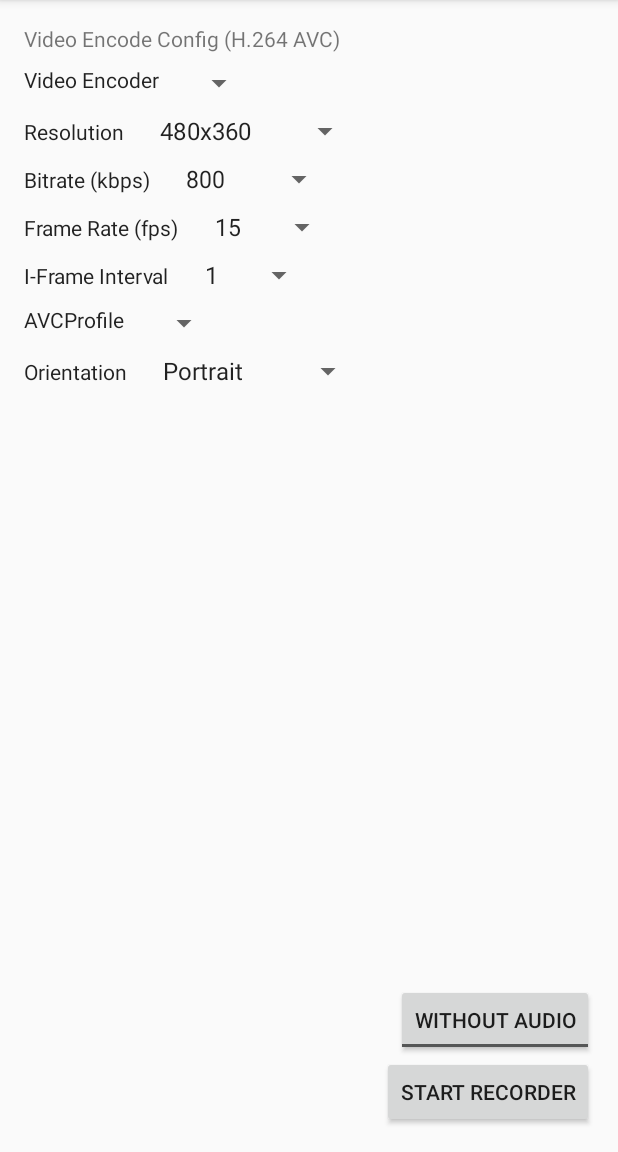
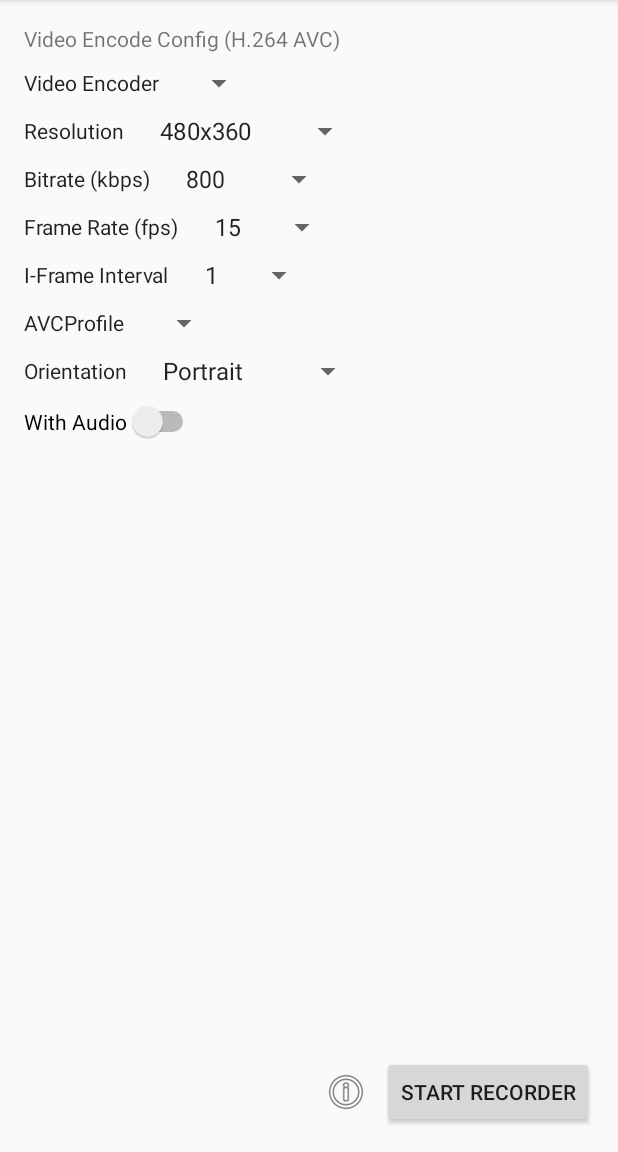
Before and after one commit to microsoft/HydraLab, an Android app: the screen it shows after launch (MainActivity), after a tap on "START RECORDER", on a phone screen of 412 x 824 dp, the part 84-1236 px from its top. Run offline under Robolectric (Android 15) with nearby library versions, the phone set to English and light mode, and no system bars; libraries missing offline, so code that uses them is left out: com.microsoft.appcenter; 2 statements that could not run were skipped; 1 other tap on this screen came first.

Commit message:
Merge branch 'main' into yuxihu/update-gif

```diff
--- a/android_client/app/src/main/java/com/microsoft/hydralab/android/client/MainActivity.java
+++ b/android_client/app/src/main/java/com/microsoft/hydralab/android/client/MainActivity.java
@@ -32,9 +32,10 @@ import android.util.Range;
 import android.view.View;
 import android.widget.ArrayAdapter;
 import android.widget.Button;
+import android.widget.ImageView;
 import android.widget.SpinnerAdapter;
+import android.widget.Switch;
 import android.widget.Toast;
-import android.widget.ToggleButton;
 
 import com.microsoft.hydralab.android.client.view.NamedSpinner;
 
@@ -61,7 +62,9 @@ public class MainActivity extends Activity {
     // members below will be initialized in onCreate()
     private MediaProjectionManager mMediaProjectionManager;
     private Button mButton;
-    private ToggleButton mAudioToggle;
+    private Switch mAudioSwitch;
+    private ImageView mPlaceHolderView;
+    private View mSettingsView;
     private NamedSpinner mVieoResolution;
     private NamedSpinner mVideoFramerate;
     private NamedSpinner mIFrameInterval;
@@ -130,9 +133,9 @@ public class MainActivity extends Activity {
             mAudioCodec.setAdapter(codecsAdapter);
             restoreSelections(mAudioCodec, mAudioChannelCount);
         });
-        mAudioToggle.setChecked(
+        mAudioSwitch.setChecked(
                 PreferenceManager.getDefaultSharedPreferences(getApplicationContext())
-                        .getBoolean(getResources().getResourceEntryName(mAudioToggle.getId()), false));
+                        .getBoolean(getResources().getResourceEntryName(mAudioSwitch.getId()), false));
     }
 
     @Override
@@ -287,7 +290,7 @@ public class MainActivity extends Activity {
 
 
     private AudioEncodeConfig createAudioConfig() {
-        if (!mAudioToggle.isChecked()) return null;
+        if (!mAudioSwitch.isChecked()) return null;
         String codec = getSelectedAudioCodec();
         if (codec == null) {
             return null;
@@ -353,6 +356,11 @@ public class MainActivity extends Activity {
         mButton.setEnabled(false);
         mButton.setOnClickListener(this::onButtonClick);
 
+        ImageView mDebugIcon = findViewById(R.id.debug_icon);
+        mDebugIcon.setOnClickListener(this::onDebugIconClick);
+        mSettingsView = findViewById(R.id.media_format_chooser);
+        mPlaceHolderView = findViewById(R.id.place_holder);
+
         mVideoCodec = findViewById(R.id.video_codec);
         mVieoResolution = findViewById(R.id.resolution);
         mVideoFramerate = findViewById(R.id.framerate);
@@ -367,8 +375,8 @@ public class MainActivity extends Activity {
         mAudioProfile = findViewById(R.id.aac_profile);
         mAudioChannelCount = findViewById(R.id.audio_channel_count);
 
-        mAudioToggle = findViewById(R.id.with_audio);
-        mAudioToggle.setOnCheckedChangeListener((buttonView, isChecked) ->
+        mAudioSwitch = findViewById(R.id.with_audio);
+        mAudioSwitch.setOnCheckedChangeListener((buttonView, isChecked) ->
                 findViewById(R.id.audio_format_chooser)
                         .setVisibility(isChecked ? View.VISIBLE : View.GONE)
         );
@@ -409,6 +417,12 @@ public class MainActivity extends Activity {
         }
     }
 
+    private void onDebugIconClick(View v) {
+        // if this icon is clicked, display or hide mSettingsView
+        mSettingsView.setVisibility(mSettingsView.getVisibility() == View.VISIBLE ? View.GONE : View.VISIBLE);
+        mPlaceHolderView.setVisibility(mPlaceHolderView.getVisibility() == View.VISIBLE ? View.GONE : View.VISIBLE);
+    }
+
 
     private void cancelRecorder() {
         Toast.makeText(this, getString(R.string.permission_denied_screen_recorder_cancel), Toast.LENGTH_SHORT).show();
@@ -417,7 +431,7 @@ public class MainActivity extends Activity {
 
     @TargetApi(M)
     private void requestPermissions() {
-        String[] permissions = mAudioToggle.isChecked()
+        String[] permissions = mAudioSwitch.isChecked()
                 ? new String[]{WRITE_EXTERNAL_STORAGE, RECORD_AUDIO}
                 : new String[]{WRITE_EXTERNAL_STORAGE};
         boolean showRationale = false;
@@ -441,7 +455,7 @@ public class MainActivity extends Activity {
     private boolean hasPermissions() {
         PackageManager pm = getPackageManager();
         String packageName = getPackageName();
-        int granted = (mAudioToggle.isChecked() ? pm.checkPermission(RECORD_AUDIO, packageName) : PackageManager.PERMISSION_GRANTED)
+        int granted = (mAudioSwitch.isChecked() ? pm.checkPermission(RECORD_AUDIO, packageName) : PackageManager.PERMISSION_GRANTED)
                 | pm.checkPermission(WRITE_EXTERNAL_STORAGE, packageName);
         return granted == PackageManager.PERMISSION_GRANTED;
     }
@@ -842,7 +856,7 @@ public class MainActivity extends Activity {
         }) {
             saveSelectionToPreferences(edit, spinner);
         }
-        edit.putBoolean(getResources().getResourceEntryName(mAudioToggle.getId()), mAudioToggle.isChecked());
+        edit.putBoolean(getResources().getResourceEntryName(mAudioSwitch.getId()), mAudioSwitch.isChecked());
         edit.apply();
     }
 
--- a/android_client/app/src/main/java/com/microsoft/hydralab/android/client/view/NamedSpinner.java
+++ b/android_client/app/src/main/java/com/microsoft/hydralab/android/client/view/NamedSpinner.java
@@ -6,10 +6,12 @@ import android.content.Context;
 import android.content.res.TypedArray;
 import android.util.AttributeSet;
 import android.util.TypedValue;
+import android.view.Gravity;
 import android.view.View;
 import android.widget.AdapterView;
 import android.widget.ArrayAdapter;
 import android.widget.LinearLayout;
+import android.widget.RelativeLayout;
 import android.widget.Spinner;
 import android.widget.SpinnerAdapter;
 import android.widget.TextView;
@@ -62,11 +64,18 @@ public class NamedSpinner extends LinearLayout {
         CharSequence title = a.getText(R.styleable.NamedSpinner_android_name);
         mTitleView.setTextAppearance(context, textAppearance);
         setName(title);
-        LayoutParams titleParams = generateDefaultLayoutParams();
+        LinearLayout.LayoutParams titleParams = generateDefaultLayoutParams();
         float _16 = TypedValue.applyDimension(TypedValue.COMPLEX_UNIT_DIP, 16f, context.getResources().getDisplayMetrics());
         titleParams.setMarginEnd(Math.round(_16));
+        titleParams.gravity = Gravity.CENTER_VERTICAL;
         addViewInLayout(mTitleView, -1, titleParams, true);
-        addViewInLayout(mSpinner, -1, generateDefaultLayoutParams(), true);
+
+        LinearLayout.LayoutParams spinnerParams = new LinearLayout.LayoutParams(
+                RelativeLayout.LayoutParams.WRAP_CONTENT,
+                RelativeLayout.LayoutParams.WRAP_CONTENT
+        );
+        spinnerParams.gravity = Gravity.CENTER_VERTICAL;
+        addViewInLayout(mSpinner, -1, spinnerParams, true);
 
         a.recycle();
     }
--- a/android_client/app/src/main/res/layout/activity_main.xml
+++ b/android_client/app/src/main/res/layout/activity_main.xml
@@ -9,11 +9,11 @@
 
     <ScrollView
         android:layout_width="match_parent"
-        android:layout_height="wrap_content">
-
+        android:layout_height="wrap_content"
+        android:id="@+id/media_format_chooser"
+        android:visibility="gone">
         <LinearLayout
-            android:id="@+id/media_format_chooser"
-            android:layout_width="wrap_content"
+            android:layout_width="match_parent"
             android:layout_height="wrap_content"
             android:orientation="vertical">
 
@@ -51,7 +51,6 @@
                 android:name="@string/frame_rate"
                 android:layout_width="wrap_content"
                 android:layout_height="wrap_content"
-
                 android:layout_marginTop="8dp"
                 android:entries="@array/video_framerates" />
 
@@ -78,6 +77,26 @@
                 android:layout_height="wrap_content"
                 android:layout_marginTop="8dp"
                 android:entries="@array/orientations" />
+
+            <LinearLayout
+                android:layout_width="match_parent"
+                android:layout_height="wrap_content"
+                android:layout_marginTop="8dp"
+                android:orientation="horizontal">
+                <TextView
+                    android:layout_height="wrap_content"
+                    android:layout_width="wrap_content"
+                    android:textColor="#000000"
+                    android:text="@string/with_audio"/>
+
+                <Switch
+                    android:id="@+id/with_audio"
+                    android:layout_width="wrap_content"
+                    android:layout_height="wrap_content"
+                    android:checked="true"
+                    android:textOff="@string/without_audio"
+                    android:textOn="@string/with_audio" />
+            </LinearLayout>
 
             <LinearLayout
                 android:id="@+id/audio_format_chooser"
@@ -127,25 +146,38 @@
                     android:layout_width="wrap_content"
                     android:layout_height="wrap_content"
                     android:layout_marginTop="8dp" />
+
             </LinearLayout>
         </LinearLayout>
     </ScrollView>
 
-    <ToggleButton
-        android:id="@+id/with_audio"
-        android:layout_width="wrap_content"
-        android:layout_height="wrap_content"
-        android:layout_above="@+id/record_button"
-        android:layout_alignParentEnd="true"
-        android:checked="true"
-        android:textOff="@string/without_audio"
-        android:textOn="@string/with_audio" />
+    <ImageView
+        android:id="@+id/place_holder"
+        android:layout_width="240dp"
+        android:layout_height="240dp"
+        android:layout_centerInParent="true"
+        android:src="@mipmap/ic_launcher_foreground"
+        android:contentDescription="@string/placeholder_image" />
 
-    <Button
-        android:id="@+id/record_button"
-        android:layout_width="wrap_content"
+    <RelativeLayout
+        android:layout_width="match_parent"
         android:layout_height="wrap_content"
         android:layout_alignParentBottom="true"
-        android:layout_alignParentEnd="true"
-        android:text="@string/start_recorder" />
+        android:orientation="horizontal">
+        <ImageView
+            android:id="@+id/debug_icon"
+            android:layout_width="wrap_content"
+            android:layout_height="wrap_content"
+            android:layout_toStartOf="@+id/record_button"
+            android:layout_centerVertical="true"
+            android:layout_marginEnd="8dp"
+            android:src="@android:drawable/ic_menu_info_details"
+            android:contentDescription="@string/debug" />
+        <Button
+            android:id="@+id/record_button"
+            android:layout_width="wrap_content"
+            android:layout_height="wrap_content"
+            android:layout_alignParentEnd="true"
+            android:text="@string/start_recorder" />
+    </RelativeLayout>
 </RelativeLayout>
--- a/android_client/app/src/main/res/values/ic_launcher_background.xml
+++ b/android_client/app/src/main/res/values/ic_launcher_background.xml
@@ -1,4 +1,4 @@
 <?xml version="1.0" encoding="utf-8"?>
 <resources>
-    <color name="ic_launcher_background">#3C3F41</color>
+    <color name="ic_launcher_background">#fffffc</color>
 </resources>
--- a/android_client/app/src/main/res/values/strings.xml
+++ b/android_client/app/src/main/res/values/strings.xml
@@ -17,6 +17,8 @@
     <string name="aac_profile">AAC Profile</string>
     <string name="without_audio">Without Audio</string>
     <string name="with_audio">With Audio</string>
+    <string name="debug">Debug</string>
+    <string name="placeholder_image">Placeholder Image</string>
     <string name="start_recorder">Start Recorder</string>
     <string name="stop_recorder">Stop Recorder</string>
     <string name="restart_recorder">Restart recorder</string>
```
